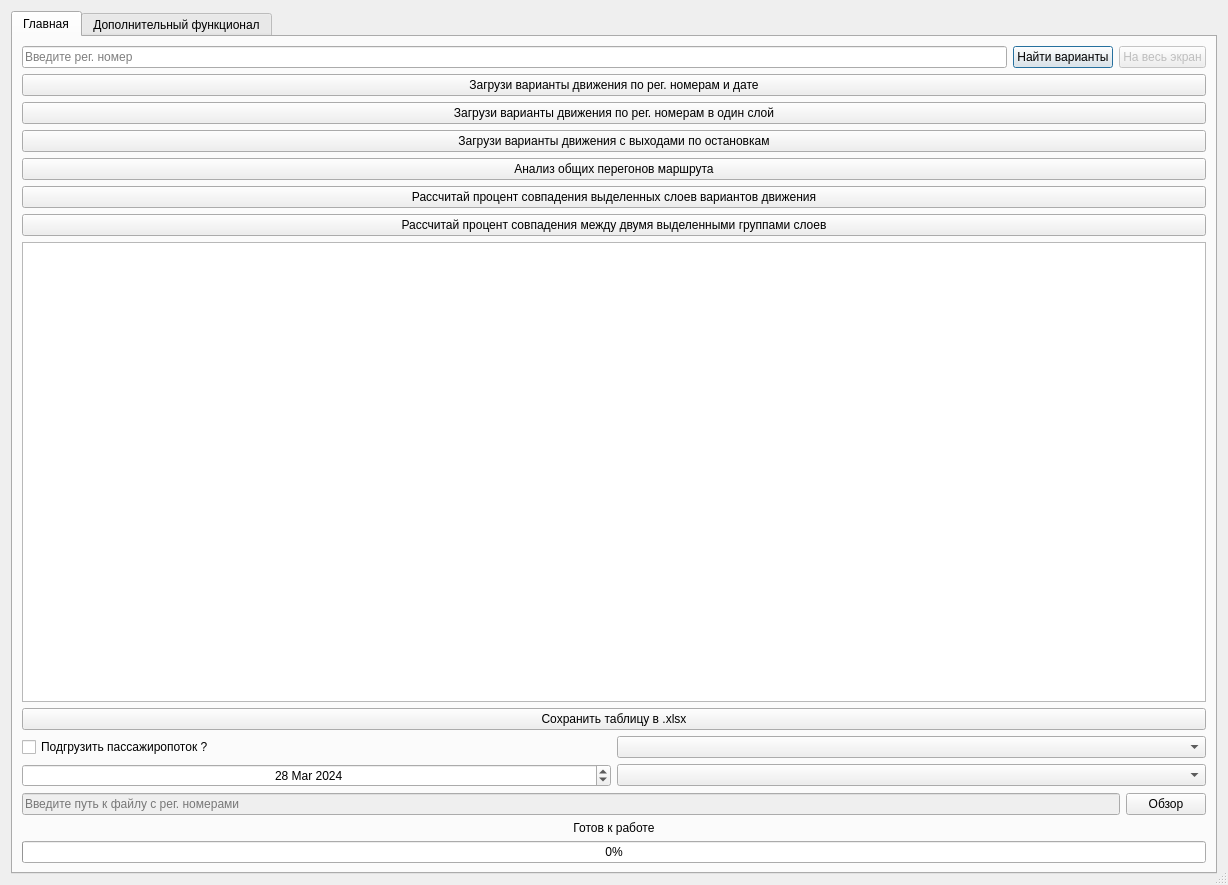
The window that route_network/route_network_dialog_base.ui (2Neo2/QGIS-Plugin-MTDI) describes before a commit, drawn with Qt 5.
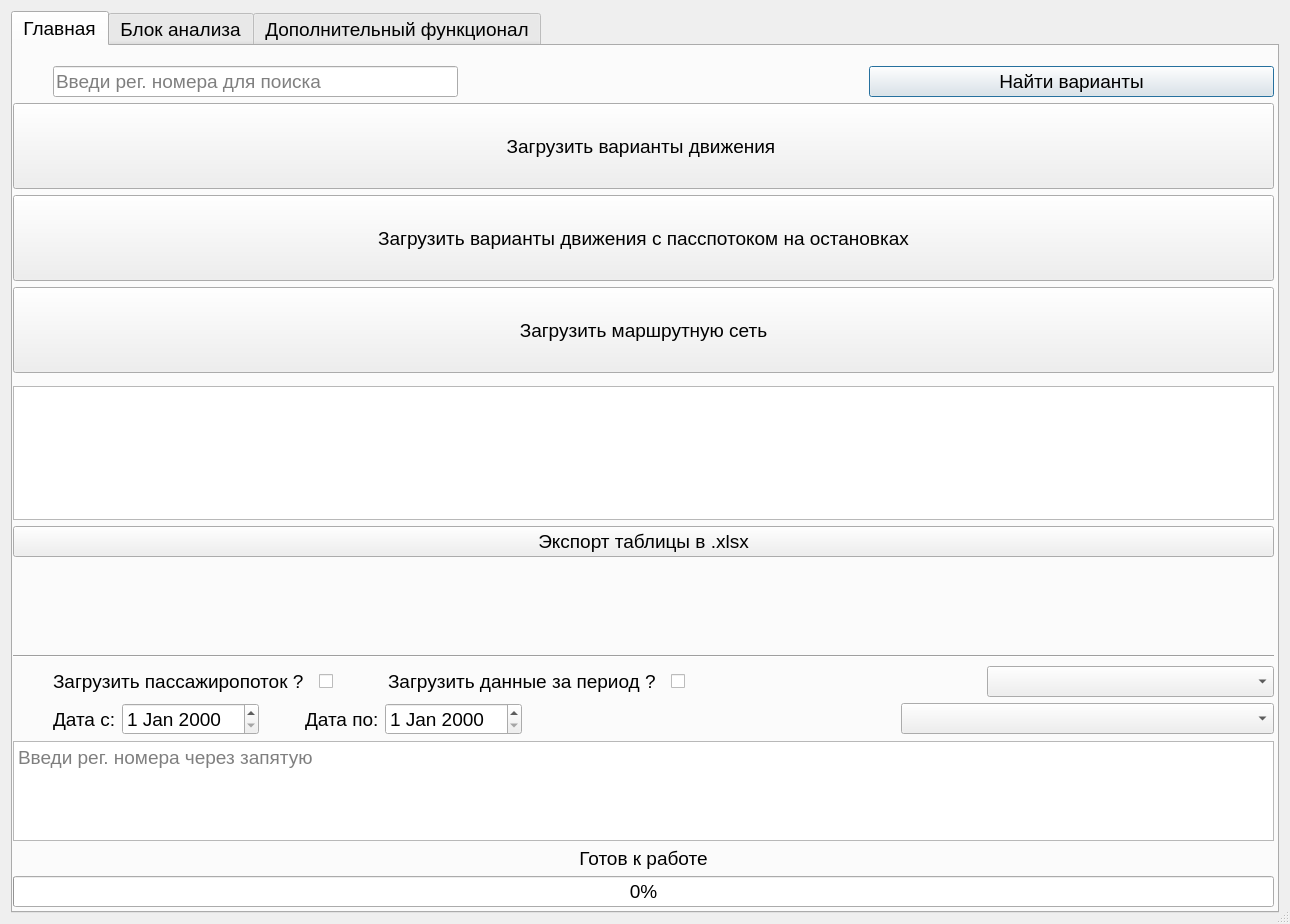
The same window after the commit. The open tabs and pages were chosen to show the change.

What changed in the file:
```diff
--- a/route_network/route_network_dialog_base.ui
+++ b/route_network/route_network_dialog_base.ui
@@ -6,8 +6,8 @@
    <rect>
     <x>0</x>
     <y>0</y>
-    <width>1228</width>
-    <height>885</height>
+    <width>1290</width>
+    <height>924</height>
    </rect>
   </property>
   <property name="windowTitle">
@@ -22,6 +22,11 @@
   <layout class="QVBoxLayout" name="verticalLayout_5">
    <item>
     <widget class="QTabWidget" name="tabWidget">
+     <property name="font">
+      <font>
+       <pointsize>14</pointsize>
+      </font>
+     </property>
      <property name="currentIndex">
       <number>1</number>
      </property>
@@ -32,62 +37,417 @@
       <attribute name="title">
        <string>Главная</string>
       </attribute>
-      <layout class="QHBoxLayout" name="horizontalLayout_2">
+      <widget class="QWidget" name="verticalLayoutWidget_3">
+       <property name="geometry">
+        <rect>
+         <x>0</x>
+         <y>20</y>
+         <width>1261</width>
+         <height>307</height>
+        </rect>
+       </property>
+       <layout class="QVBoxLayout" name="verticalLayout">
        <item>
-        <layout class="QVBoxLayout" name="verticalLayout_4">
+         <layout class="QHBoxLayout" name="horizontalLayout_6">
          <item>
-          <layout class="QHBoxLayout" name="horizontalLayout">
+           <spacer name="horizontalSpacer_6">
+            <property name="orientation">
+             <enum>Qt::Horizontal</enum>
+            </property>
+            <property name="sizeType">
+             <enum>QSizePolicy::Maximum</enum>
+            </property>
+            <property name="sizeHint" stdset="0">
+             <size>
+              <width>40</width>
+              <height>20</height>
+             </size>
+            </property>
+           </spacer>
+          </item>
            <item>
-            <widget class="QLineEdit" name="reg_edit">
+           <widget class="QLineEdit" name="lineEdit">
              <property name="placeholderText">
-              <string>Введите рег. номер</string>
+             <string>Введи рег. номера для поиска</string>
              </property>
             </widget>
            </item>
+          <item>
+           <spacer name="horizontalSpacer_5">
+            <property name="orientation">
+             <enum>Qt::Horizontal</enum>
+            </property>
+            <property name="sizeHint" stdset="0">
+             <size>
+              <width>40</width>
+              <height>20</height>
+             </size>
+            </property>
+           </spacer>
+          </item>
            <item>
             <widget class="QPushButton" name="button_find">
+            <property name="sizePolicy">
+             <sizepolicy hsizetype="MinimumExpanding" vsizetype="Fixed">
+              <horstretch>0</horstretch>
+              <verstretch>0</verstretch>
+             </sizepolicy>
+            </property>
              <property name="text">
               <string>Найти варианты</string>
              </property>
             </widget>
            </item>
-           <item>
-            <widget class="QPushButton" name="expand_button">
-             <property name="enabled">
-              <bool>false</bool>
-             </property>
-             <property name="text">
-              <string>На весь экран</string>
-             </property>
-            </widget>
-           </item>
-          </layout>
-         </item>
-         <item>
-          <layout class="QVBoxLayout" name="verticalLayout">
+         </layout>
+        </item>
            <item>
             <widget class="QPushButton" name="button_dwnl">
-             <property name="text">
-              <string>Загрузи варианты движения по рег. номерам и дате</string>
-             </property>
-            </widget>
-           </item>
-           <item>
-            <widget class="QPushButton" name="button_layer">
+          <property name="sizePolicy">
+           <sizepolicy hsizetype="Minimum" vsizetype="Minimum">
+            <horstretch>0</horstretch>
+            <verstretch>0</verstretch>
+           </sizepolicy>
+          </property>
+          <property name="font">
+           <font>
+            <pointsize>14</pointsize>
+           </font>
+          </property>
              <property name="text">
-              <string>Загрузи варианты движения по рег. номерам в один слой</string>
+           <string>Загрузить варианты движения </string>
              </property>
             </widget>
            </item>
            <item>
             <widget class="QPushButton" name="stop_point_button">
+          <property name="sizePolicy">
+           <sizepolicy hsizetype="Minimum" vsizetype="Minimum">
+            <horstretch>0</horstretch>
+            <verstretch>0</verstretch>
+           </sizepolicy>
+          </property>
+          <property name="font">
+           <font>
+            <pointsize>14</pointsize>
+           </font>
+          </property>
              <property name="text">
-              <string>Загрузи варианты движения с выходами по остановкам</string>
+           <string>Загрузить варианты движения с пасспотоком на остановках</string>
              </property>
             </widget>
            </item>
+        <item>
+         <widget class="QPushButton" name="button_layer">
+          <property name="sizePolicy">
+           <sizepolicy hsizetype="Minimum" vsizetype="Minimum">
+            <horstretch>0</horstretch>
+            <verstretch>0</verstretch>
+           </sizepolicy>
+          </property>
+          <property name="font">
+           <font>
+            <pointsize>14</pointsize>
+           </font>
+          </property>
+          <property name="text">
+           <string>Загрузить маршрутную сеть</string>
+          </property>
+         </widget>
+        </item>
+       </layout>
+      </widget>
+      <widget class="QWidget" name="verticalLayoutWidget_5">
+       <property name="geometry">
+        <rect>
+         <x>0</x>
+         <y>340</y>
+         <width>1261</width>
+         <height>171</height>
+        </rect>
+       </property>
+       <layout class="QVBoxLayout" name="verticalLayout_3">
+        <item>
+         <widget class="QTableWidget" name="table_widget_info"/>
+        </item>
+        <item>
+         <widget class="QPushButton" name="excel_export_info_button">
+          <property name="text">
+           <string>Экспорт таблицы в .xlsx</string>
+          </property>
+         </widget>
+        </item>
+       </layout>
+      </widget>
+      <widget class="QWidget" name="verticalLayoutWidget_6">
+       <property name="geometry">
+        <rect>
+         <x>0</x>
+         <y>620</y>
+         <width>1261</width>
+         <height>241</height>
+        </rect>
+       </property>
+       <layout class="QVBoxLayout" name="verticalLayout_4">
+        <item>
+         <layout class="QHBoxLayout" name="horizontalLayout">
+          <property name="spacing">
+           <number>15</number>
+          </property>
+          <property name="sizeConstraint">
+           <enum>QLayout::SetDefaultConstraint</enum>
+          </property>
+          <item>
+           <spacer name="horizontalSpacer_7">
+            <property name="orientation">
+             <enum>Qt::Horizontal</enum>
+            </property>
+            <property name="sizeType">
+             <enum>QSizePolicy::Maximum</enum>
+            </property>
+            <property name="sizeHint" stdset="0">
+             <size>
+              <width>40</width>
+              <height>20</height>
+             </size>
+            </property>
+           </spacer>
+          </item>
+          <item>
+           <widget class="QLabel" name="sobop_label">
+            <property name="font">
+             <font>
+              <pointsize>14</pointsize>
+             </font>
+            </property>
+            <property name="text">
+             <string>Загрузить пассажиропоток ?</string>
+            </property>
+           </widget>
+          </item>
+          <item>
+           <widget class="QCheckBox" name="check_box">
+            <property name="text">
+             <string/>
+            </property>
+           </widget>
+          </item>
+          <item>
+           <spacer name="horizontalSpacer_2">
+            <property name="orientation">
+             <enum>Qt::Horizontal</enum>
+            </property>
+            <property name="sizeType">
+             <enum>QSizePolicy::Preferred</enum>
+            </property>
+            <property name="sizeHint" stdset="0">
+             <size>
+              <width>40</width>
+              <height>20</height>
+             </size>
+            </property>
+           </spacer>
+          </item>
+          <item>
+           <widget class="QLabel" name="period_label">
+            <property name="text">
+             <string>Загрузить данные за период ?</string>
+            </property>
+           </widget>
+          </item>
+          <item>
+           <widget class="QCheckBox" name="check_box_period">
+            <property name="sizePolicy">
+             <sizepolicy hsizetype="Minimum" vsizetype="Maximum">
+              <horstretch>0</horstretch>
+              <verstretch>0</verstretch>
+             </sizepolicy>
+            </property>
+            <property name="text">
+             <string/>
+            </property>
+           </widget>
+          </item>
+          <item>
+           <spacer name="horizontalSpacer">
+            <property name="orientation">
+             <enum>Qt::Horizontal</enum>
+            </property>
+            <property name="sizeType">
+             <enum>QSizePolicy::MinimumExpanding</enum>
+            </property>
+            <property name="sizeHint" stdset="0">
+             <size>
+              <width>40</width>
+              <height>20</height>
+             </size>
+            </property>
+           </spacer>
+          </item>
+          <item>
+           <widget class="QComboBox" name="company_box">
+            <property name="sizePolicy">
+             <sizepolicy hsizetype="Expanding" vsizetype="Fixed">
+              <horstretch>0</horstretch>
+              <verstretch>0</verstretch>
+             </sizepolicy>
+            </property>
+           </widget>
+          </item>
+         </layout>
+        </item>
+        <item>
+         <layout class="QHBoxLayout" name="horizontalLayout_2">
+          <item>
+           <spacer name="horizontalSpacer_8">
+            <property name="orientation">
+             <enum>Qt::Horizontal</enum>
+            </property>
+            <property name="sizeType">
+             <enum>QSizePolicy::Maximum</enum>
+            </property>
+            <property name="sizeHint" stdset="0">
+             <size>
+              <width>40</width>
+              <height>20</height>
+             </size>
+            </property>
+           </spacer>
+          </item>
+          <item>
+           <widget class="QLabel" name="label_date_from">
+            <property name="text">
+             <string>Дата с:</string>
+            </property>
+           </widget>
+          </item>
+          <item>
+           <widget class="QDateEdit" name="date_from_edit"/>
+          </item>
+          <item>
+           <spacer name="horizontalSpacer_4">
+            <property name="orientation">
+             <enum>Qt::Horizontal</enum>
+            </property>
+            <property name="sizeType">
+             <enum>QSizePolicy::Preferred</enum>
+            </property>
+            <property name="sizeHint" stdset="0">
+             <size>
+              <width>40</width>
+              <height>20</height>
+             </size>
+            </property>
+           </spacer>
+          </item>
+          <item>
+           <widget class="QLabel" name="label_date_to">
+            <property name="text">
+             <string>Дата по:</string>
+            </property>
+           </widget>
+          </item>
+          <item>
+           <widget class="QDateEdit" name="date_to_edit"/>
+          </item>
+          <item>
+           <spacer name="horizontalSpacer_3">
+            <property name="orientation">
+             <enum>Qt::Horizontal</enum>
+            </property>
+            <property name="sizeType">
+             <enum>QSizePolicy::Expanding</enum>
+            </property>
+            <property name="sizeHint" stdset="0">
+             <size>
+              <width>40</width>
+              <height>20</height>
+             </size>
+            </property>
+           </spacer>
+          </item>
+          <item>
+           <widget class="QComboBox" name="time_box">
+            <property name="sizePolicy">
+             <sizepolicy hsizetype="Expanding" vsizetype="Fixed">
+              <horstretch>0</horstretch>
+              <verstretch>0</verstretch>
+             </sizepolicy>
+            </property>
+           </widget>
+          </item>
+         </layout>
+        </item>
+        <item>
+         <layout class="QHBoxLayout" name="horizontalLayout_4">
+          <item>
+           <widget class="QTextEdit" name="reg_text_edit">
+            <property name="placeholderText">
+             <string>Введи рег. номера через запятую</string>
+            </property>
+           </widget>
+          </item>
+         </layout>
+        </item>
+        <item>
+         <widget class="QLabel" name="status_general_label">
+          <property name="text">
+           <string>Готов к работе</string>
+          </property>
+          <property name="alignment">
+           <set>Qt::AlignCenter</set>
+          </property>
+         </widget>
+        </item>
+        <item>
+         <widget class="QProgressBar" name="progress">
+          <property name="value">
+           <number>0</number>
+          </property>
+         </widget>
+        </item>
+       </layout>
+      </widget>
+      <widget class="Line" name="line">
+       <property name="geometry">
+        <rect>
+         <x>0</x>
+         <y>590</y>
+         <width>1261</width>
+         <height>41</height>
+        </rect>
+       </property>
+       <property name="orientation">
+        <enum>Qt::Horizontal</enum>
+       </property>
+      </widget>
+     </widget>
+     <widget class="QWidget" name="tab_5">
+      <attribute name="title">
+       <string>Блок анализа</string>
+      </attribute>
+      <widget class="QWidget" name="verticalLayoutWidget">
+       <property name="geometry">
+        <rect>
+         <x>0</x>
+         <y>20</y>
+         <width>1261</width>
+         <height>221</height>
+        </rect>
+       </property>
+       <layout class="QVBoxLayout" name="verticalLayout_6">
            <item>
             <widget class="QPushButton" name="intersection_button">
+          <property name="sizePolicy">
+           <sizepolicy hsizetype="Minimum" vsizetype="Minimum">
+            <horstretch>0</horstretch>
+            <verstretch>0</verstretch>
+           </sizepolicy>
+          </property>
+          <property name="font">
+           <font>
+            <pointsize>14</pointsize>
+           </font>
+          </property>
              <property name="text">
               <string>Анализ общих перегонов маршрута</string>
              </property>
@@ -95,15 +455,42 @@
            </item>
            <item>
             <widget class="QPushButton" name="button_prc">
+          <property name="sizePolicy">
+           <sizepolicy hsizetype="Minimum" vsizetype="Minimum">
+            <horstretch>0</horstretch>
+            <verstretch>0</verstretch>
+           </sizepolicy>
+          </property>
+          <property name="font">
+           <font>
+            <family>MS Shell Dlg 2</family>
+            <pointsize>14</pointsize>
+           </font>
+          </property>
              <property name="text">
-              <string>Рассчитай процент совпадения выделенных слоев вариантов движения</string>
+           <string>Анализ загруженности выбранных вариантов движения</string>
              </property>
             </widget>
            </item>
            <item>
             <widget class="QPushButton" name="button_prc_group">
+          <property name="enabled">
+           <bool>true</bool>
+          </property>
+          <property name="sizePolicy">
+           <sizepolicy hsizetype="Minimum" vsizetype="Preferred">
+            <horstretch>0</horstretch>
+            <verstretch>0</verstretch>
+           </sizepolicy>
+          </property>
+          <property name="font">
+           <font>
+            <family>MS Shell Dlg 2</family>
+            <pointsize>14</pointsize>
+           </font>
+          </property>
              <property name="text">
-              <string>Рассчитай процент совпадения между двумя выделенными группами слоев</string>
+           <string>Анализ вариантов маршрутной сети г.о.</string>
              </property>
             </widget>
            </item>
@@ -111,100 +498,14 @@
             <widget class="QTableWidget" name="table_widget"/>
            </item>
            <item>
-            <layout class="QVBoxLayout" name="verticalLayout_3">
-             <item>
-              <layout class="QVBoxLayout" name="verticalLayout_2">
-               <item>
                 <widget class="QPushButton" name="save_button">
-                 <property name="enabled">
-                  <bool>true</bool>
-                 </property>
                  <property name="text">
-                  <string>Сохранить таблицу в .xlsx</string>
+           <string>Экспорт таблицы в .xlsx</string>
                  </property>
                 </widget>
                </item>
                <item>
-                <layout class="QHBoxLayout" name="horizontalLayout_5">
-                 <item>
-                  <widget class="QCheckBox" name="check_box">
-                   <property name="text">
-                    <string>Подгрузить пассажиропоток ?</string>
-                   </property>
-                  </widget>
-                 </item>
-                 <item>
-                  <widget class="QComboBox" name="company_box">
-                   <property name="editable">
-                    <bool>false</bool>
-                   </property>
-                   <property name="currentText">
-                    <string/>
-                   </property>
-                   <property name="placeholderText">
-                    <string/>
-                   </property>
-                  </widget>
-                 </item>
-                </layout>
-               </item>
-               <item>
-                <layout class="QHBoxLayout" name="horizontalLayout_4">
-                 <item>
-                  <widget class="QDateEdit" name="date_edit">
-                   <property name="alignment">
-                    <set>Qt::AlignCenter</set>
-                   </property>
-                   <property name="date">
-                    <date>
-                     <year>2024</year>
-                     <month>3</month>
-                     <day>28</day>
-                    </date>
-                   </property>
-                  </widget>
-                 </item>
-                 <item>
-                  <widget class="QComboBox" name="time_box">
-                   <property name="editable">
-                    <bool>false</bool>
-                   </property>
-                   <property name="currentText">
-                    <string/>
-                   </property>
-                   <property name="placeholderText">
-                    <string/>
-                   </property>
-                  </widget>
-                 </item>
-                </layout>
-               </item>
-               <item>
-                <layout class="QHBoxLayout" name="horizontalLayout_3">
-                 <item>
-                  <widget class="QLineEdit" name="path_edit">
-                   <property name="enabled">
-                    <bool>false</bool>
-                   </property>
-                   <property name="placeholderText">
-                    <string>Введите путь к файлу с рег. номерами</string>
-                   </property>
-                  </widget>
-                 </item>
-                 <item>
-                  <widget class="QPushButton" name="browse_button">
-                   <property name="text">
-                    <string>Обзор</string>
-                   </property>
-                  </widget>
-                 </item>
-                </layout>
-               </item>
-               <item>
-                <widget class="QLabel" name="status_label">
-                 <property name="enabled">
-                  <bool>true</bool>
-                 </property>
+         <widget class="QLabel" name="analysis_status_label">
                  <property name="text">
                   <string>Готов к работе</string>
                  </property>
@@ -214,21 +515,14 @@
                 </widget>
                </item>
                <item>
-                <widget class="QProgressBar" name="progress">
+         <widget class="QProgressBar" name="analysis_progress">
                  <property name="value">
                   <number>0</number>
                  </property>
                 </widget>
                </item>
               </layout>
-             </item>
-            </layout>
-           </item>
-          </layout>
-         </item>
-        </layout>
-       </item>
-      </layout>
+      </widget>
      </widget>
      <widget class="QWidget" name="tab_2">
       <attribute name="title">
@@ -243,10 +537,8 @@
          <height>141</height>
         </rect>
        </property>
-       <property name="text">
-        <string>Загрузи слой плотности населения</string>
-       </property>
-      </widget>
+       <layout class="QVBoxLayout" name="verticalLayout_2">
+        <item>
       <widget class="QPushButton" name="jk_layer_button">
        <property name="geometry">
         <rect>
@@ -270,8 +562,24 @@
         </rect>
        </property>
        <property name="text">
-        <string>Загрузи слой ЖД</string>
-       </property>
+           <string>Загрузи МЦД</string>
+          </property>
+         </widget>
+        </item>
+        <item>
+         <widget class="QPushButton" name="population_layer_button">
+          <property name="sizePolicy">
+           <sizepolicy hsizetype="Minimum" vsizetype="Minimum">
+            <horstretch>0</horstretch>
+            <verstretch>0</verstretch>
+           </sizepolicy>
+          </property>
+          <property name="text">
+           <string>Загрузи плотность населения Московской области</string>
+          </property>
+         </widget>
+        </item>
+       </layout>
       </widget>
      </widget>
     </widget>
```
Left out of the diff: 56 changed lines with no effect on the pictures. Lines whose indentation alone changed are shown as unchanged.
